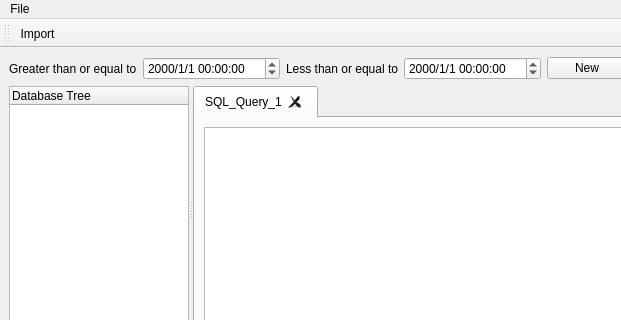
Before: the Qt Designer form resource/ui/Main.ui in XOB-CN/LogTools, drawn with Qt 5; both pictures show x 0 to 621 and y 0 to 320 of the 982 by 800 pixel window.
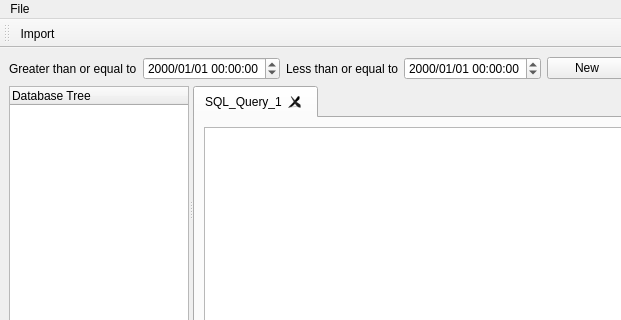
After: the same form once the commit is applied.

What changed in the file:
```diff
--- a/resource/ui/Main.ui
+++ b/resource/ui/Main.ui
@@ -27,7 +27,7 @@
       <item>
        <widget class="QDateTimeEdit" name="geTime">
         <property name="displayFormat">
-         <string>yyyy/M/d HH:mm:ss</string>
+         <string>yyyy/MM/dd HH:mm:ss</string>
         </property>
        </widget>
       </item>
@@ -41,7 +41,7 @@
       <item>
        <widget class="QDateTimeEdit" name="leTime">
         <property name="displayFormat">
-         <string>yyyy/M/d HH:mm:ss</string>
+         <string>yyyy/MM/dd HH:mm:ss</string>
         </property>
        </widget>
       </item>
```
